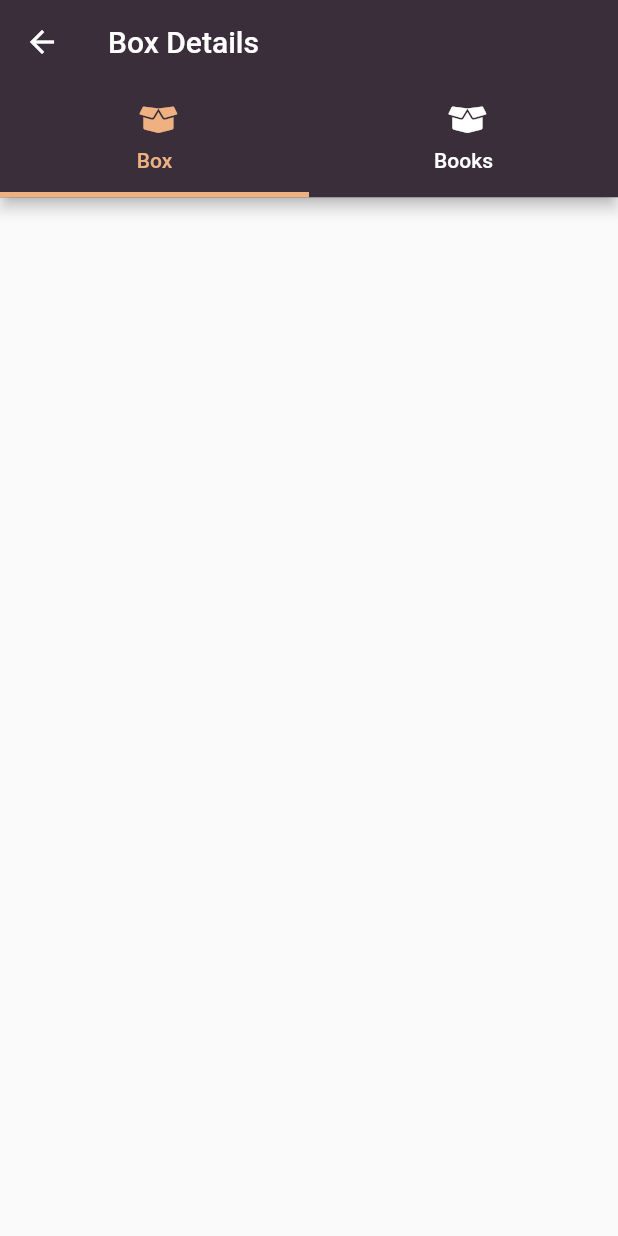
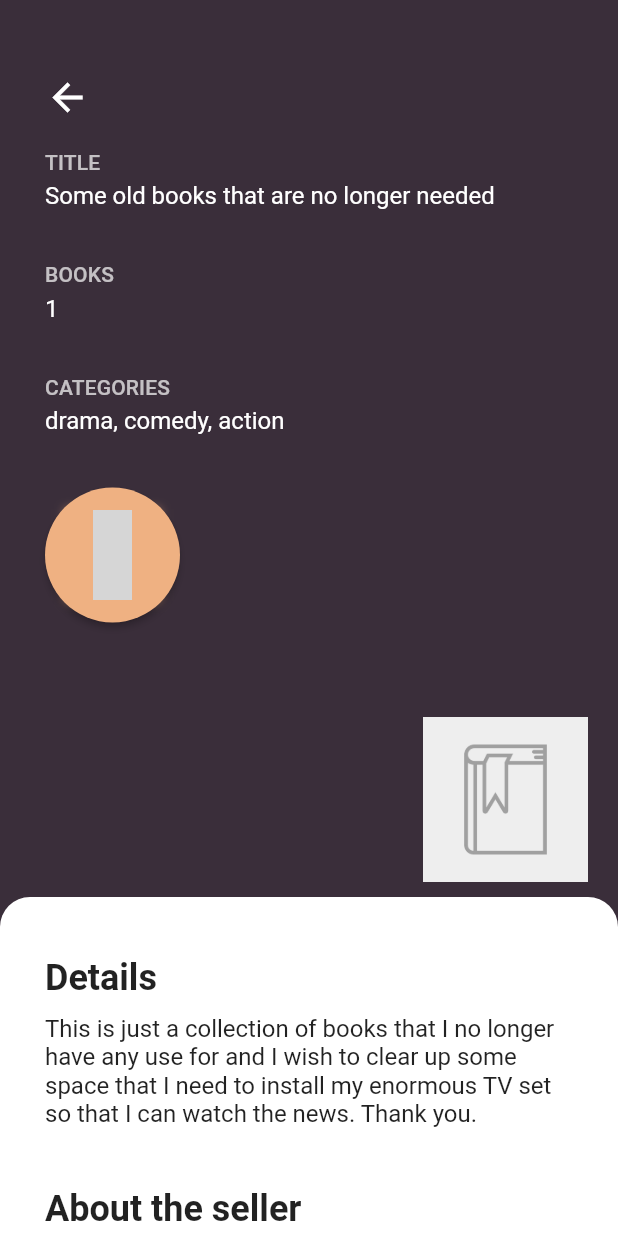
Before and after one commit to osomme/BookzBox-client, a Flutter app: the BoxDetailsScreen screen opened directly with empty values, on a phone screen of 412 x 824 dp. Run offline on Flutter 3.47's test engine with Material 2 defaults, Android fonts, the phone set to English and light mode, and no system bars; our stand-ins replace cached_network_image, cloud_firestore, dartz, firebase_analytics, firebase_auth, flutter_icons and 8 more; accounts and stored records are empty; generated files the repository leaves out were written again; grey boxes are pictures that could not be loaded.

Commit message:
Initial layout

```diff
--- a/lib/common/extensions/collection_extensions.dart
+++ b/lib/common/extensions/collection_extensions.dart
@@ -1,12 +1,25 @@
+import 'package:bookzbox/features/box/models/models.dart';
 import 'package:bookzbox/features/feed/feed.dart';
 
-extension BooksExtensions on List<BoxFeedBook> {
+extension FeedBooksExtensions on List<BoxFeedBook> {
   /// Maps a list of books to a string consisting of the category
   /// names of the three most popular genres in the list.
   String toCategoryString() {
     final flattened = this.map((b) => b.categories).reduce((acc, x) => acc..addAll(x));
+    return _mapToCategoryString(flattened);
+  }
+}
+
+extension BooksExtensions on List<Book> {
+  String toCategoryString() {
+    final flattened = this.map((b) => b.categories).reduce((acc, x) => acc..addAll(x));
+    return _mapToCategoryString(flattened);
+  }
+}
+
+String _mapToCategoryString(List<String> categories) {
   final map = Map<String, int>();
-    flattened.forEach((x) {
+  categories.forEach((x) {
     if (map.containsKey(x)) {
       map[x] = map[x] + 1;
     } else {
@@ -24,7 +37,6 @@ extension BooksExtensions on List<BoxFeedBook> {
   });
   return pairs.map((x) => x.k.toUpperCase()).toSet().take(3).join(', ');
 }
-}
 
 /// Helper class used for the toCategoryString extension function for the List<Book> class.
 class _Pair {
--- /dev/null
+++ b/lib/features/box_details/box_details.dart
@@ -0,0 +1,2 @@
+export './ui/screens/screens.dart';
+export './ui/widgets/widgets.dart';
--- a/lib/features/box_details/ui/screens/box_details_screen.dart
+++ b/lib/features/box_details/ui/screens/box_details_screen.dart
@@ -1,3 +1,6 @@
+import 'package:bookzbox/features/authentication/authentication.dart';
+import 'package:bookzbox/features/box/models/models.dart';
+import 'package:bookzbox/features/box_details/ui/widgets/widgets.dart';
 import 'package:bookzbox/generated/l10n.dart';
 import 'package:flutter/material.dart';
 import 'package:flutter_icons/flutter_icons.dart';
@@ -20,7 +23,7 @@ class _BoxDetailsScreenState extends State<BoxDetailsScreen> {
     return DefaultTabController(
       length: 2,
       child: Scaffold(
-        appBar: AppBar(
+        /*appBar: AppBar(
           title: Text('Box Details'),
           bottom: TabBar(
             indicatorColor: Theme.of(context).accentColor,
@@ -38,7 +41,7 @@ class _BoxDetailsScreenState extends State<BoxDetailsScreen> {
               Tab(
                 text: 'Books',
                 icon: Icon(
-                  FontAwesome5Solid.box_open,
+                  FontAwesome5Solid.book,
                   size: 20,
                 ),
               ),
@@ -46,14 +49,30 @@ class _BoxDetailsScreenState extends State<BoxDetailsScreen> {
           ),
         ),
         body: TabBarView(children: [
-          Center(
-            child: Text(widget.boxId),
+          BoxDetails(
+            box: _testBox,
           ),
-          Center(
-            child: Text('Second tab'),
-          ),
-        ]),
+          Text('Second tab'),
+        ]),*/
+        body: BoxDetails(box: _testBox),
       ),
     );
   }
 }
+
+final _testBox = Box(
+  id: '1',
+  publisher: User('123'),
+  books: _books,
+  status: BoxStatus.public,
+  publishDateTime: DateTime.now(),
+  latitude: 13.23213,
+  longitude: 122.232,
+  title: 'Some old books that are no longer needed',
+  description:
+      'This is just a collection of books that I no longer have any use for and I wish to clear up some space that I need to install my enormous TV set so that I can watch the news. Thank you.',
+);
+
+final _books = [
+  Book(categories: ['Action', 'Drama', 'Comedy']),
+];
--- /dev/null
+++ b/lib/features/box_details/ui/screens/screens.dart
@@ -0,0 +1 @@
+export './screens.dart';
--- /dev/null
+++ b/lib/features/box_details/ui/widgets/box_details_widget.dart
@@ -0,0 +1,199 @@
+import 'package:bookzbox/features/box/models/models.dart';
+import 'package:bookzbox/common/extensions/extensions.dart';
+import 'package:flutter/material.dart';
+import 'package:flutter/services.dart';
+import 'package:flutter_icons/flutter_icons.dart';
+
+class BoxDetails extends StatelessWidget {
+  final Box box;
+
+  const BoxDetails({Key key, this.box}) : super(key: key);
+
+  @override
+  Widget build(BuildContext context) {
+    return AnnotatedRegion<SystemUiOverlayStyle>(
+      value: SystemUiOverlayStyle.light,
+      child: SingleChildScrollView(
+        child: Column(
+          children: <Widget>[
+            Stack(
+              children: <Widget>[
+                Container(
+                  padding: EdgeInsets.only(
+                    left: 30.0,
+                    right: 30.0,
+                    top: 50.0,
+                  ),
+                  //height: 520.0,
+                  width: MediaQuery.of(context).size.width,
+                  height: MediaQuery.of(context).size.height * 0.75,
+                  color: Theme.of(context).primaryColor,
+                  child: _topLeftColumn(context),
+                ),
+                Positioned(
+                  right: 20.0,
+                  bottom: 30.0,
+                  child: Image(
+                    height: 110.0,
+                    width: 110.0,
+                    image: AssetImage('assets/images/book_cover_placeholder.jpeg'),
+                    fit: BoxFit.cover,
+                  ),
+                ),
+              ],
+            ),
+            _details(),
+          ],
+        ),
+      ),
+    );
+  }
+
+  Column _topLeftColumn(BuildContext context) {
+    return Column(
+      crossAxisAlignment: CrossAxisAlignment.start,
+      children: <Widget>[
+        GestureDetector(
+          onTap: () => Navigator.pop(context),
+          child: Icon(
+            Icons.arrow_back,
+            size: 30.0,
+            color: Theme.of(context).primaryTextTheme.title.color,
+          ),
+        ),
+        SizedBox(height: 20.0),
+        Text(
+          'TITLE',
+          style:
+              Theme.of(context).primaryTextTheme.subtitle.copyWith(color: Colors.white70),
+        ),
+        SizedBox(height: 5.0),
+        Text(
+          box.title,
+          style: Theme.of(context).primaryTextTheme.subhead,
+        ),
+        SizedBox(height: 35.0),
+        Text(
+          'BOOKS',
+          style:
+              Theme.of(context).primaryTextTheme.subtitle.copyWith(color: Colors.white70),
+        ),
+        SizedBox(height: 5.0),
+        Text(
+          '${box.books.length}',
+          style: Theme.of(context).primaryTextTheme.subhead,
+        ),
+        SizedBox(height: 35.0),
+        Text(
+          'CATEGORIES',
+          style:
+              Theme.of(context).primaryTextTheme.subtitle.copyWith(color: Colors.white70),
+        ),
+        SizedBox(height: 5.0),
+        Text(
+          box.books.toCategoryString().toLowerCase(),
+          style: Theme.of(context).primaryTextTheme.subhead,
+        ),
+        SizedBox(height: 35.0),
+        RawMaterialButton(
+          onPressed: () => print('Clicked like button'),
+          padding: EdgeInsets.all(15.0),
+          shape: CircleBorder(),
+          elevation: 2.0,
+          fillColor: Theme.of(context).accentColor,
+          child: Container(
+            decoration: BoxDecoration(
+              boxShadow: [
+                BoxShadow(
+                  color: Theme.of(context).accentColor,
+                  blurRadius: 5.0,
+                  spreadRadius: 1.0,
+                ),
+              ],
+            ),
+            child: Icon(
+              MaterialCommunityIcons.heart,
+              size: 60.0,
+              color: Theme.of(context).accentIconTheme.color,
+            ),
+          ),
+        ),
+      ],
+    );
+  }
+
+  Container _details() {
+    return Container(
+      transform: Matrix4.translationValues(0.0, -20.0, 0.0),
+      decoration: BoxDecoration(
+        color: Colors.white,
+        borderRadius: BorderRadius.circular(20.0),
+      ),
+      child: Column(
+        crossAxisAlignment: CrossAxisAlignment.start,
+        children: <Widget>[
+          Padding(
+            padding: EdgeInsets.only(
+              left: 30.0,
+              right: 30.0,
+              top: 40.0,
+            ),
+            child: Column(
+              crossAxisAlignment: CrossAxisAlignment.start,
+              children: <Widget>[
+                Text(
+                  'Details',
+                  style: TextStyle(
+                    fontSize: 24.0,
+                    fontWeight: FontWeight.w600,
+                  ),
+                ),
+                SizedBox(height: 10.0),
+                Text(
+                  box.description,
+                  style: TextStyle(
+                    color: Colors.black87,
+                    fontSize: 16.0,
+                  ),
+                ),
+              ],
+            ),
+          ),
+          Padding(
+            padding: EdgeInsets.symmetric(
+              horizontal: 30.0,
+              vertical: 40.0,
+            ),
+            child: Column(
+              crossAxisAlignment: CrossAxisAlignment.start,
+              children: <Widget>[
+                Text(
+                  'About the seller',
+                  style: TextStyle(
+                    fontSize: 24.0,
+                    fontWeight: FontWeight.w600,
+                  ),
+                ),
+                SizedBox(height: 10.0),
+                Text(
+                  'Registered 4 months ago',
+                  style: TextStyle(
+                    fontSize: 16.0,
+                    color: Colors.black87,
+                  ),
+                ),
+                Text(
+                  'Very positive feedback',
+                  style: TextStyle(
+                    fontSize: 16.0,
+                    color: Colors.black87,
+                  ),
+                ),
+              ],
+            ),
+          ),
+        ],
+      ),
+    );
+  }
+}
--- /dev/null
+++ b/lib/features/box_details/ui/widgets/details_card_widget.dart
@@ -0,0 +1,21 @@
+import 'package:flutter/material.dart';
+
+class DetailsCard extends StatelessWidget {
+  final Widget child;
+
+  const DetailsCard({
+    Key key,
+    @required this.child,
+  }) : super(key: key);
+
+  @override
+  Widget build(BuildContext context) {
+    return Card(
+      color: Theme.of(context).primaryColor,
+      child: Padding(
+        padding: const EdgeInsets.all(32.0),
+        child: child,
+      ),
+    );
+  }
+}
--- /dev/null
+++ b/lib/features/box_details/ui/widgets/widgets.dart
@@ -0,0 +1,2 @@
+export './box_details_widget.dart';
+export './details_card_widget.dart';
```
Lines whose indentation alone changed are shown as unchanged.
